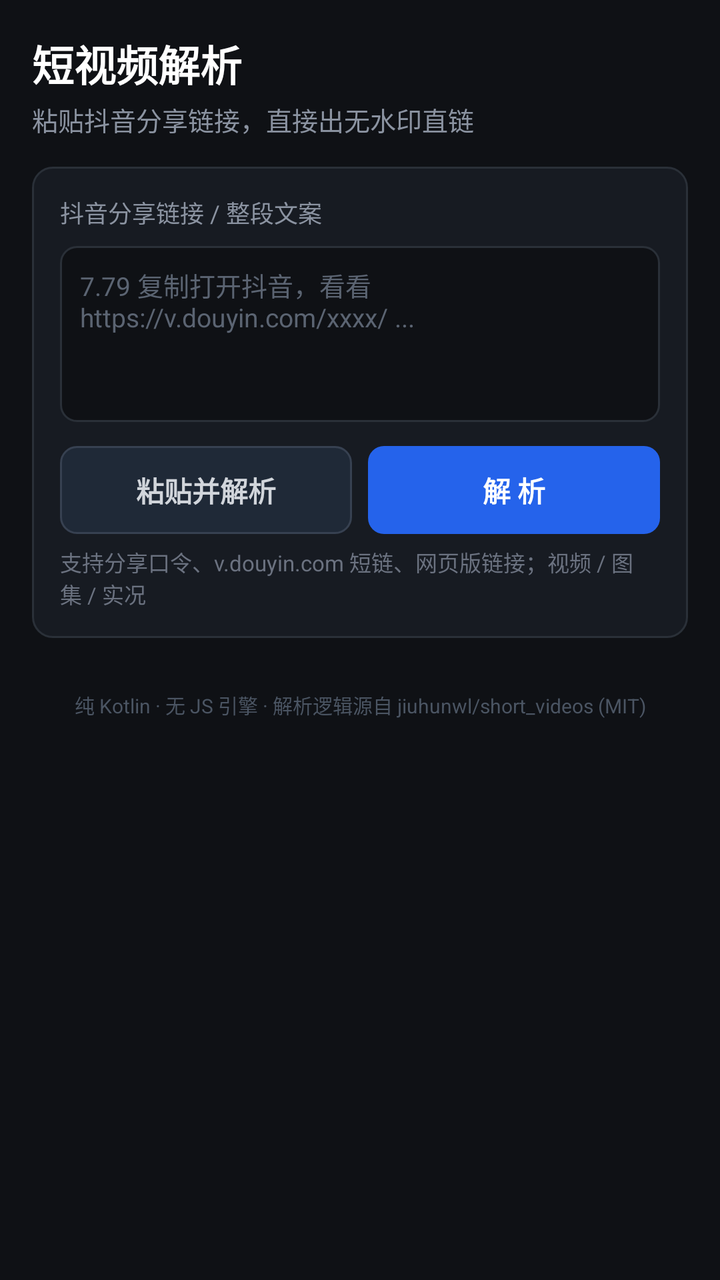
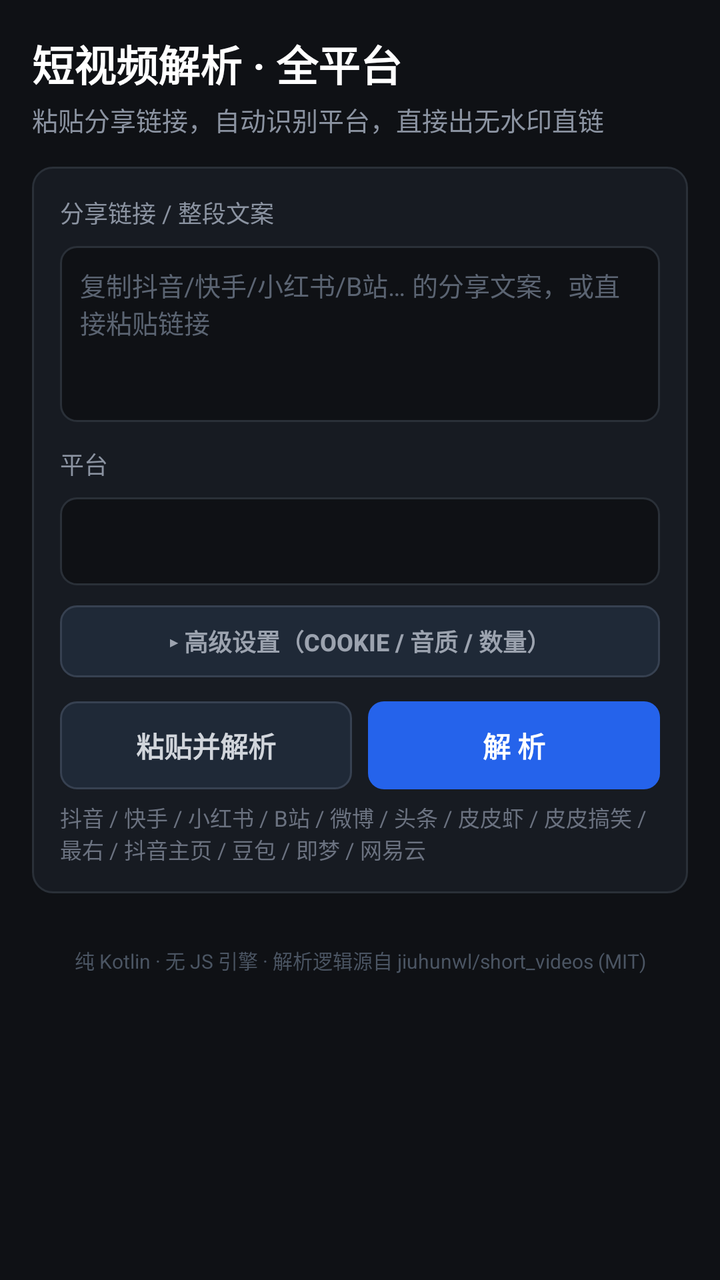

The first picture is an Android layout as it rendered before a commit; the second is the same layout after the commit. The layout source and the unified diff follow.
<!-- AndroidManifest.xml: application theme AppTheme -->
<!-- res/layout/activity_main.xml -->
<?xml version="1.0" encoding="utf-8"?>
<ScrollView xmlns:android="http://schemas.android.com/apk/res/android"
    android:layout_width="match_parent"
    android:layout_height="match_parent"
    android:background="#0f1115"
    android:fillViewport="true">

    <LinearLayout
        android:layout_width="match_parent"
        android:layout_height="wrap_content"
        android:orientation="vertical"
        android:padding="16dp"
        android:paddingBottom="32dp">

        <TextView
            android:layout_width="wrap_content"
            android:layout_height="wrap_content"
            android:text="短视频解析"
            android:textColor="#ffffff"
            android:textSize="21sp"
            android:textStyle="bold" />

        <TextView
            android:layout_width="wrap_content"
            android:layout_height="wrap_content"
            android:layout_marginTop="3dp"
            android:layout_marginBottom="14dp"
            android:text="粘贴抖音分享链接，直接出无水印直链"
            android:textColor="#8b93a1"
            android:textSize="13sp" />

        
        <LinearLayout style="@style/Card">

            <TextView
                style="@style/Label"
                android:text="抖音分享链接 / 整段文案" />

            <EditText
                android:id="@+id/etInput"
                android:layout_width="match_parent"
                android:layout_height="wrap_content"
                android:minHeight="88dp"
                android:background="@drawable/bg_input"
                android:gravity="top|start"
                android:hint="7.79 复制打开抖音，看看 https://v.douyin.com/xxxx/ ..."
                android:inputType="textMultiLine|textNoSuggestions"
                android:padding="10dp"
                android:textColor="#e6e8ec"
                android:textColorHint="#5b6472"
                android:textSize="13sp" />

            <LinearLayout
                android:layout_width="match_parent"
                android:layout_height="wrap_content"
                android:layout_marginTop="12dp"
                android:orientation="horizontal">

                <Button
                    android:id="@+id/btnPaste"
                    style="@style/BtnGhost"
                    android:layout_width="0dp"
                    android:layout_weight="1"
                    android:text="粘贴并解析" />

                <Space
                    android:layout_width="8dp"
                    android:layout_height="1dp" />

                <Button
                    android:id="@+id/btnParse"
                    style="@style/BtnPrimary"
                    android:layout_width="0dp"
                    android:layout_weight="1"
                    android:text="解 析" />
            </LinearLayout>

            <TextView
                style="@style/Tip"
                android:text="支持分享口令、v.douyin.com 短链、网页版链接；视频 / 图集 / 实况" />

            <ProgressBar
                android:id="@+id/progress"
                style="?android:attr/progressBarStyleSmall"
                android:layout_width="wrap_content"
                android:layout_height="wrap_content"
                android:layout_gravity="center_horizontal"
                android:layout_marginTop="8dp"
                android:visibility="gone" />
        </LinearLayout>

        <TextView
            android:id="@+id/tvError"
            android:layout_width="match_parent"
            android:layout_height="wrap_content"
            android:layout_marginBottom="12dp"
            android:background="@drawable/bg_error"
            android:padding="12dp"
            android:textColor="#f87171"
            android:textSize="13sp"
            android:visibility="gone" />

        
        <LinearLayout
            android:id="@+id/resultRoot"
            style="@style/Card"
            android:visibility="gone">

            <LinearLayout
                android:layout_width="match_parent"
                android:layout_height="wrap_content"
                android:layout_marginBottom="8dp"
                android:orientation="horizontal">

                <TextView
                    android:id="@+id/tvType"
                    android:layout_width="wrap_content"
                    android:layout_height="wrap_content"
                    android:background="@drawable/bg_tag"
                    android:paddingLeft="8dp"
                    android:paddingTop="3dp"
                    android:paddingRight="8dp"
                    android:paddingBottom="3dp"
                    android:textColor="#ffffff"
                    android:textSize="11sp" />

                <TextView
                    android:id="@+id/tvMeta"
                    android:layout_width="wrap_content"
                    android:layout_height="wrap_content"
                    android:layout_marginLeft="8dp"
                    android:textColor="#9ca3af"
                    android:textSize="11sp" />
            </LinearLayout>

            <TextView
                android:id="@+id/tvTitle"
                android:layout_width="match_parent"
                android:layout_height="wrap_content"
                android:maxLines="2"
                android:textColor="#e6e8ec"
                android:textSize="15sp"
                android:textStyle="bold" />

            <TextView
                android:id="@+id/tvAuthor"
                android:layout_width="wrap_content"
                android:layout_height="wrap_content"
                android:layout_marginTop="4dp"
                android:textColor="#60a5fa"
                android:textSize="12sp" />

            <TextView
                android:id="@+id/tvPublish"
                android:layout_width="wrap_content"
                android:layout_height="wrap_content"
                android:layout_marginBottom="8dp"
                android:textColor="#9ca3af"
                android:textSize="11sp" />

            <ImageView
                android:id="@+id/ivCover"
                android:layout_width="match_parent"
                android:layout_height="190dp"
                android:background="#000000"
                android:scaleType="centerCrop"
                android:visibility="gone" />

            <TextView
                android:id="@+id/tvUrlLabel"
                style="@style/Label"
                android:layout_marginTop="12dp"
                android:text="无水印直链" />

            <TextView
                android:id="@+id/tvUrl"
                android:layout_width="match_parent"
                android:layout_height="wrap_content"
                android:layout_marginBottom="10dp"
                android:fontFamily="monospace"
                android:maxLines="3"
                android:textColor="#a5b4fc"
                android:textSize="10sp" />

            <LinearLayout
                android:id="@+id/btnPlayRow"
                android:layout_width="match_parent"
                android:layout_height="wrap_content"
                android:orientation="horizontal">

                <Button
                    android:id="@+id/btnPlay"
                    style="@style/BtnPrimary"
                    android:layout_width="0dp"
                    android:layout_weight="1"
                    android:text="播放" />

                <Space
                    android:layout_width="8dp"
                    android:layout_height="1dp" />

                <Button
                    android:id="@+id/btnDownload"
                    style="@style/BtnGhost"
                    android:layout_width="0dp"
                    android:layout_weight="1"
                    android:text="下载" />
            </LinearLayout>

            <Button
                android:id="@+id/btnCopy"
                style="@style/BtnSmall"
                android:layout_width="match_parent"
                android:layout_marginTop="8dp"
                android:text="复制直链" />

            <TextView
                style="@style/Tip"
                android:text="播放若被防盗链拦截，用「下载」（带 Referer 拉取）" />

            <HorizontalScrollView
                android:id="@+id/hsThumbs"
                android:layout_width="match_parent"
                android:layout_height="wrap_content"
                android:layout_marginTop="10dp"
                android:visibility="gone">

                <LinearLayout
                    android:id="@+id/llThumbs"
                    android:layout_width="wrap_content"
                    android:layout_height="wrap_content"
                    android:orientation="horizontal" />
            </HorizontalScrollView>

            <TextView
                android:id="@+id/tvLive"
                style="@style/Tip"
                android:visibility="gone" />

            <TextView
                android:id="@+id/tvBackup"
                style="@style/Label"
                android:layout_marginTop="10dp"
                android:text="备选直链"
                android:visibility="gone" />

            <Button
                android:id="@+id/btnMusic"
                style="@style/BtnSmall"
                android:layout_width="match_parent"
                android:layout_marginTop="10dp"
                android:visibility="gone" />
        </LinearLayout>

        <TextView
            android:layout_width="match_parent"
            android:layout_height="wrap_content"
            android:layout_marginTop="14dp"
            android:gravity="center"
            android:text="纯 Kotlin · 无 JS 引擎 · 解析逻辑源自 jiuhunwl/short_videos (MIT)"
            android:textColor="#4b5563"
            android:textSize="10sp" />
    </LinearLayout>
</ScrollView>
<!-- resources referenced by this layout -->
<resources>
  <!-- drawable bg_error (drawable) -->
  <?xml version="1.0" encoding="utf-8"?>
  <shape xmlns:android="http://schemas.android.com/apk/res/android">
      <solid android:color="#2b1414" />
      <corners android:radius="8dp" />
  </shape>
  <!-- drawable bg_input (drawable) -->
  <?xml version="1.0" encoding="utf-8"?>
  <shape xmlns:android="http://schemas.android.com/apk/res/android">
      <solid android:color="#0f1115" />
      <stroke android:width="1dp" android:color="@color/stroke" />
      <corners android:radius="8dp" />
  </shape>
  <!-- drawable bg_tag (drawable) -->
  <?xml version="1.0" encoding="utf-8"?>
  <shape xmlns:android="http://schemas.android.com/apk/res/android">
      <solid android:color="@color/accent" />
      <corners android:radius="5dp" />
  </shape>
  <style name="BtnGhost" parent="BtnBase">
          <item name="android:background">@drawable/bg_btn_ghost</item>
          <item name="android:textColor">#d1d5db</item>
      </style>
  <style name="BtnPrimary" parent="BtnBase">
          <item name="android:background">@drawable/bg_btn_primary</item>
          <item name="android:textColor">#ffffff</item>
      </style>
  <style name="BtnSmall" parent="BtnBase">
          <item name="android:background">@drawable/bg_btn_ghost</item>
          <item name="android:textColor">#9ca3af</item>
          <item name="android:textSize">12sp</item>
          <item name="android:minHeight">36dp</item>
      </style>
  <style name="Label">
          <item name="android:layout_width">wrap_content</item>
          <item name="android:layout_height">wrap_content</item>
          <item name="android:layout_marginBottom">8dp</item>
          <item name="android:textColor">#8b93a1</item>
          <item name="android:textSize">12sp</item>
      </style>
  <style name="Tip">
          <item name="android:layout_width">wrap_content</item>
          <item name="android:layout_height">wrap_content</item>
          <item name="android:layout_marginTop">6dp</item>
          <item name="android:textColor">#6b7280</item>
          <item name="android:textSize">11sp</item>
      </style>
  <style name="AppTheme" parent="android:Theme.Material.NoActionBar">
          <item name="android:windowBackground">@color/bg</item>
          <item name="android:colorAccent">@color/accent</item>
          <item name="android:textColorPrimary">@color/text</item>
      </style>
  <color name="stroke">#2a3038</color>
  <color name="accent">#2563eb</color>
  <style name="BtnBase">
          <item name="android:layout_height">wrap_content</item>
          <item name="android:minHeight">44dp</item>
          <item name="android:textSize">14sp</item>
          <item name="android:textStyle">bold</item>
          <item name="android:stateListAnimator">@null</item>
      </style>
  <!-- drawable bg_btn_ghost (drawable) -->
  <?xml version="1.0" encoding="utf-8"?>
  <shape xmlns:android="http://schemas.android.com/apk/res/android">
      <solid android:color="#1f2937" />
      <stroke android:width="1dp" android:color="#374151" />
      <corners android:radius="8dp" />
  </shape>
  <!-- drawable bg_btn_primary (drawable) -->
  <?xml version="1.0" encoding="utf-8"?>
  <shape xmlns:android="http://schemas.android.com/apk/res/android">
      <solid android:color="@color/accent" />
      <corners android:radius="8dp" />
  </shape>
  <!-- drawable bg_card (drawable) -->
  <?xml version="1.0" encoding="utf-8"?>
  <shape xmlns:android="http://schemas.android.com/apk/res/android">
      <solid android:color="@color/card" />
      <stroke android:width="1dp" android:color="@color/stroke" />
      <corners android:radius="10dp" />
  </shape>
  <color name="bg">#0f1115</color>
  <color name="text">#e6e8ec</color>
  <color name="card">#171b22</color>
  <!-- unchanged entries left out for length: 1 -->
</resources>

<!-- the commit's change to res/layout/activity_main.xml (unified diff, before → after) -->
@@ -1,264 +1,127 @@
 <?xml version="1.0" encoding="utf-8"?>
 <ScrollView xmlns:android="http://schemas.android.com/apk/res/android"
-    android:layout_width="match_parent"
-    android:layout_height="match_parent"
-    android:background="#0f1115"
-    android:fillViewport="true">
+    android:layout_width="match_parent" android:layout_height="match_parent"
+    android:background="#0f1115" android:fillViewport="true">
+    <LinearLayout android:layout_width="match_parent" android:layout_height="wrap_content"
+        android:orientation="vertical" android:padding="16dp" android:paddingBottom="32dp">
 
-    <LinearLayout
-        android:layout_width="match_parent"
-        android:layout_height="wrap_content"
-        android:orientation="vertical"
-        android:padding="16dp"
-        android:paddingBottom="32dp">
+        <TextView android:layout_width="wrap_content" android:layout_height="wrap_content"
+            android:text="短视频解析 · 全平台" android:textColor="#ffffff" android:textSize="21sp" android:textStyle="bold" />
+        <TextView android:layout_width="wrap_content" android:layout_height="wrap_content"
+            android:layout_marginTop="3dp" android:layout_marginBottom="14dp"
+            android:text="粘贴分享链接，自动识别平台，直接出无水印直链" android:textColor="#8b93a1" android:textSize="13sp" />
 
-        <TextView
-            android:layout_width="wrap_content"
-            android:layout_height="wrap_content"
-            android:text="短视频解析"
-            android:textColor="#ffffff"
-            android:textSize="21sp"
-            android:textStyle="bold" />
-
-        <TextView
-            android:layout_width="wrap_content"
-            android:layout_height="wrap_content"
-            android:layout_marginTop="3dp"
-            android:layout_marginBottom="14dp"
-            android:text="粘贴抖音分享链接，直接出无水印直链"
-            android:textColor="#8b93a1"
-            android:textSize="13sp" />
-
-        
         <LinearLayout style="@style/Card">
-
-            <TextView
-                style="@style/Label"
-                android:text="抖音分享链接 / 整段文案" />
-
-            <EditText
-                android:id="@+id/etInput"
-                android:layout_width="match_parent"
-                android:layout_height="wrap_content"
-                android:minHeight="88dp"
-                android:background="@drawable/bg_input"
-                android:gravity="top|start"
-                android:hint="7.79 复制打开抖音，看看 https://v.douyin.com/xxxx/ ..."
-                android:inputType="textMultiLine|textNoSuggestions"
-                android:padding="10dp"
-                android:textColor="#e6e8ec"
-                android:textColorHint="#5b6472"
-                android:textSize="13sp" />
-
-            <LinearLayout
-                android:layout_width="match_parent"
-                android:layout_height="wrap_content"
-                android:layout_marginTop="12dp"
-                android:orientation="horizontal">
-
-                <Button
-                    android:id="@+id/btnPaste"
-                    style="@style/BtnGhost"
-                    android:layout_width="0dp"
-                    android:layout_weight="1"
-                    android:text="粘贴并解析" />
-
-                <Space
-                    android:layout_width="8dp"
-                    android:layout_height="1dp" />
-
-                <Button
-                    android:id="@+id/btnParse"
-                    style="@style/BtnPrimary"
-                    android:layout_width="0dp"
-                    android:layout_weight="1"
-                    android:text="解 析" />
+            <TextView style="@style/Label" android:text="分享链接 / 整段文案" />
+            <EditText android:id="@+id/etInput" android:layout_width="match_parent" android:layout_height="wrap_content"
+                android:minHeight="88dp" android:background="@drawable/bg_input" android:gravity="top|start"
+                android:hint="复制抖音/快手/小红书/B站… 的分享文案，或直接粘贴链接"
+                android:inputType="textMultiLine|textNoSuggestions" android:padding="10dp"
+                android:textColor="#e6e8ec" android:textColorHint="#5b6472" android:textSize="13sp" />
+            <TextView style="@style/Label" android:layout_marginTop="12dp" android:text="平台" />
+            <Spinner android:id="@+id/spPlatform" android:layout_width="match_parent" android:layout_height="44dp"
+                android:background="@drawable/bg_input" android:popupBackground="#1f2937" />
+            <Button android:id="@+id/btnAdvanced" style="@style/BtnSmall" android:layout_width="match_parent"
+                android:layout_marginTop="10dp" android:text="▸ 高级设置（Cookie / 音质 / 数量）" />
+            <LinearLayout android:id="@+id/llAdvanced" android:layout_width="match_parent" android:layout_height="wrap_content"
+                android:layout_marginTop="8dp" android:orientation="vertical" android:visibility="gone">
+                <TextView style="@style/Label" android:text="Cookie（可选，仅抖音主页 / B站 / 小红书 / 头条 / 网易云等需要）" />
+                <EditText android:id="@+id/etCookie" android:layout_width="match_parent" android:layout_height="wrap_content"
+                    android:background="@drawable/bg_input" android:hint="粘贴网页版登录 Cookie"
+                    android:inputType="text|textNoSuggestions" android:padding="10dp"
+                    android:textColor="#e6e8ec" android:textColorHint="#5b6472" android:textSize="12sp" />
+                <LinearLayout android:layout_width="match_parent" android:layout_height="wrap_content"
+                    android:layout_marginTop="10dp" android:orientation="horizontal">
+                    <TextView android:layout_width="0dp" android:layout_height="wrap_content" android:layout_weight="1"
+                        android:text="网易云音质" android:textColor="#8b93a1" android:textSize="12sp" />
+                    <TextView android:layout_width="0dp" android:layout_height="wrap_content" android:layout_weight="1"
+                        android:text="主页条数" android:textColor="#8b93a1" android:textSize="12sp" />
+                </LinearLayout>
+                <LinearLayout android:layout_width="match_parent" android:layout_height="wrap_content" android:orientation="horizontal">
+                    <Spinner android:id="@+id/spLevel" android:layout_width="0dp" android:layout_height="40dp"
+                        android:layout_weight="1" android:background="@drawable/bg_input" android:popupBackground="#1f2937" />
+                    <EditText android:id="@+id/etCount" android:layout_width="0dp" android:layout_height="40dp"
+                        android:layout_weight="1" android:background="@drawable/bg_input" android:inputType="number"
+                        android:padding="8dp" android:text="18" android:textColor="#e6e8ec" android:textSize="12sp" />
+                </LinearLayout>
             </LinearLayout>
-
-            <TextView
-                style="@style/Tip"
-                android:text="支持分享口令、v.douyin.com 短链、网页版链接；视频 / 图集 / 实况" />
-
-            <ProgressBar
-                android:id="@+id/progress"
-                style="?android:attr/progressBarStyleSmall"
-                android:layout_width="wrap_content"
-                android:layout_height="wrap_content"
-                android:layout_gravity="center_horizontal"
-                android:layout_marginTop="8dp"
-                android:visibility="gone" />
+            <LinearLayout android:layout_width="match_parent" android:layout_height="wrap_content"
+                android:layout_marginTop="12dp" android:orientation="horizontal">
+                <Button android:id="@+id/btnPaste" style="@style/BtnGhost" android:layout_width="0dp"
+                    android:layout_weight="1" android:text="粘贴并解析" />
+                <Space android:layout_width="8dp" android:layout_height="1dp" />
+                <Button android:id="@+id/btnParse" style="@style/BtnPrimary" android:layout_width="0dp"
+                    android:layout_weight="1" android:text="解 析" />
+            </LinearLayout>
+            <TextView style="@style/Tip"
+                android:text="抖音 / 快手 / 小红书 / B站 / 微博 / 头条 / 皮皮虾 / 皮皮搞笑 / 最右 / 抖音主页 / 豆包 / 即梦 / 网易云" />
+            <ProgressBar android:id="@+id/progress" style="?android:attr/progressBarStyleSmall"
+                android:layout_width="wrap_content" android:layout_height="wrap_content"
+                android:layout_gravity="center_horizontal" android:layout_marginTop="8dp" android:visibility="gone" />
         </LinearLayout>
 
-        <TextView
-            android:id="@+id/tvError"
-            android:layout_width="match_parent"
-            android:layout_height="wrap_content"
-            android:layout_marginBottom="12dp"
-            android:background="@drawable/bg_error"
-            android:padding="12dp"
-            android:textColor="#f87171"
-            android:textSize="13sp"
-            android:visibility="gone" />
+        <TextView android:id="@+id/tvError" android:layout_width="match_parent" android:layout_height="wrap_content"
+            android:layout_marginBottom="12dp" android:background="@drawable/bg_error" android:padding="12dp"
+            android:textColor="#f87171" android:textSize="13sp" android:visibility="gone" />
 
-        
-        <LinearLayout
-            android:id="@+id/resultRoot"
-            style="@style/Card"
-            android:visibility="gone">
-
-            <LinearLayout
-                android:layout_width="match_parent"
-                android:layout_height="wrap_content"
-                android:layout_marginBottom="8dp"
-                android:orientation="horizontal">
-
-                <TextView
-                    android:id="@+id/tvType"
-                    android:layout_width="wrap_content"
-                    android:layout_height="wrap_content"
-                    android:background="@drawable/bg_tag"
-                    android:paddingLeft="8dp"
-                    android:paddingTop="3dp"
-                    android:paddingRight="8dp"
-                    android:paddingBottom="3dp"
-                    android:textColor="#ffffff"
-                    android:textSize="11sp" />
-
-                <TextView
-                    android:id="@+id/tvMeta"
-                    android:layout_width="wrap_content"
-                    android:layout_height="wrap_content"
-                    android:layout_marginLeft="8dp"
-                    android:textColor="#9ca3af"
-                    android:textSize="11sp" />
+        <LinearLayout android:id="@+id/resultRoot" style="@style/Card" android:visibility="gone">
+            <LinearLayout android:layout_width="match_parent" android:layout_height="wrap_content"
+                android:layout_marginBottom="8dp" android:orientation="horizontal">
+                <TextView android:id="@+id/tvPlatform" android:layout_width="wrap_content" android:layout_height="wrap_content"
+                    android:background="@drawable/bg_tag" android:paddingLeft="8dp" android:paddingTop="3dp"
+                    android:paddingRight="8dp" android:paddingBottom="3dp" android:textColor="#ffffff" android:textSize="11sp" />
+                <TextView android:id="@+id/tvMeta" android:layout_width="wrap_content" android:layout_height="wrap_content"
+                    android:layout_marginLeft="8dp" android:textColor="#9ca3af" android:textSize="11sp" />
             </LinearLayout>
-
-            <TextView
-                android:id="@+id/tvTitle"
-                android:layout_width="match_parent"
-                android:layout_height="wrap_content"
-                android:maxLines="2"
-                android:textColor="#e6e8ec"
-                android:textSize="15sp"
-                android:textStyle="bold" />
-
-            <TextView
-                android:id="@+id/tvAuthor"
-                android:layout_width="wrap_content"
-                android:layout_height="wrap_content"
-                android:layout_marginTop="4dp"
-                android:textColor="#60a5fa"
-                android:textSize="12sp" />
-
-            <TextView
-                android:id="@+id/tvPublish"
-                android:layout_width="wrap_content"
-                android:layout_height="wrap_content"
-                android:layout_marginBottom="8dp"
-                android:textColor="#9ca3af"
-                android:textSize="11sp" />
-
-            <ImageView
-                android:id="@+id/ivCover"
-                android:layout_width="match_parent"
-                android:layout_height="190dp"
-                android:background="#000000"
-                android:scaleType="centerCrop"
-                android:visibility="gone" />
-
-            <TextView
-                android:id="@+id/tvUrlLabel"
-                style="@style/Label"
-                android:layout_marginTop="12dp"
-                android:text="无水印直链" />
-
-            <TextView
-                android:id="@+id/tvUrl"
-                android:layout_width="match_parent"
-                android:layout_height="wrap_content"
-                android:layout_marginBottom="10dp"
-                android:fontFamily="monospace"
-                android:maxLines="3"
-                android:textColor="#a5b4fc"
-                android:textSize="10sp" />
-
-            <LinearLayout
-                android:id="@+id/btnPlayRow"
-                android:layout_width="match_parent"
-                android:layout_height="wrap_content"
-                android:orientation="horizontal">
-
-                <Button
-                    android:id="@+id/btnPlay"
-                    style="@style/BtnPrimary"
-                    android:layout_width="0dp"
-                    android:layout_weight="1"
-                    android:text="播放" />
-
-                <Space
-                    android:layout_width="8dp"
-                    android:layout_height="1dp" />
-
-                <Button
-                    android:id="@+id/btnDownload"
-                    style="@style/BtnGhost"
-                    android:layout_width="0dp"
-                    android:layout_weight="1"
-                    android:text="下载" />
-            </LinearLayout>
-
-            <Button
-                android:id="@+id/btnCopy"
-                style="@style/BtnSmall"
-                android:layout_width="match_parent"
-                android:layout_marginTop="8dp"
-                android:text="复制直链" />
-
-            <TextView
-                style="@style/Tip"
-                android:text="播放若被防盗链拦截，用「下载」（带 Referer 拉取）" />
-
-            <HorizontalScrollView
-                android:id="@+id/hsThumbs"
-                android:layout_width="match_parent"
-                android:layout_height="wrap_content"
-                android:layout_marginTop="10dp"
-                android:visibility="gone">
-
-                <LinearLayout
-                    android:id="@+id/llThumbs"
-                    android:layout_width="wrap_content"
-                    android:layout_height="wrap_content"
+            <TextView android:id="@+id/tvNote" android:layout_width="match_parent" android:layout_height="wrap_content"
+                android:layout_marginBottom="6dp" android:textColor="#fbbf24" android:textSize="11sp" android:visibility="gone" />
+            <TextView android:id="@+id/tvCount" android:layout_width="wrap_content" android:layout_height="wrap_content"
+                android:layout_marginBottom="6dp" android:textColor="#9ca3af" android:textSize="11sp" android:visibility="gone" />
+            <HorizontalScrollView android:id="@+id/hsItems" android:layout_width="match_parent" android:layout_height="wrap_content"
+                android:layout_marginBottom="10dp" android:visibility="gone">
+                <LinearLayout android:id="@+id/llItems" android:layout_width="wrap_content" android:layout_height="wrap_content"
                     android:orientation="horizontal" />
             </HorizontalScrollView>
-
-            <TextView
-                android:id="@+id/tvLive"
-                style="@style/Tip"
-                android:visibility="gone" />
-
-            <TextView
-                android:id="@+id/tvBackup"
-                style="@style/Label"
-                android:layout_marginTop="10dp"
-                android:text="备选直链"
-                android:visibility="gone" />
-
-            <Button
-                android:id="@+id/btnMusic"
-                style="@style/BtnSmall"
-                android:layout_width="match_parent"
-                android:layout_marginTop="10dp"
-                android:visibility="gone" />
+            <TextView android:id="@+id/tvTitle" android:layout_width="match_parent" android:layout_height="wrap_content"
+                android:maxLines="2" android:textColor="#e6e8ec" android:textSize="15sp" android:textStyle="bold" />
+            <TextView android:id="@+id/tvAuthor" android:layout_width="wrap_content" android:layout_height="wrap_content"
+                android:layout_marginTop="4dp" android:textColor="#60a5fa" android:textSize="12sp" />
+            <TextView android:id="@+id/tvPublish" android:layout_width="wrap_content" android:layout_height="wrap_content"
+                android:layout_marginBottom="8dp" android:textColor="#9ca3af" android:textSize="11sp" />
+            <ImageView android:id="@+id/ivCover" android:layout_width="match_parent" android:layout_height="190dp"
+                android:background="#000000" android:scaleType="centerCrop" android:visibility="gone" />
+            <TextView android:id="@+id/tvUrlLabel" style="@style/Label" android:layout_marginTop="12dp" android:text="无水印直链" />
+            <TextView android:id="@+id/tvUrl" android:layout_width="match_parent" android:layout_height="wrap_content"
+                android:layout_marginBottom="10dp" android:fontFamily="monospace" android:maxLines="3"
+                android:textColor="#a5b4fc" android:textSize="10sp" />
+            <LinearLayout android:id="@+id/btnPlayRow" android:layout_width="match_parent" android:layout_height="wrap_content"
+                android:orientation="horizontal">
+                <Button android:id="@+id/btnPlay" style="@style/BtnPrimary" android:layout_width="0dp"
+                    android:layout_weight="1" android:text="播放" />
+                <Space android:layout_width="8dp" android:layout_height="1dp" />
+                <Button android:id="@+id/btnDownload" style="@style/BtnGhost" android:layout_width="0dp"
+                    android:layout_weight="1" android:text="下载" />
+            </LinearLayout>
+            <Button android:id="@+id/btnCopy" style="@style/BtnSmall" android:layout_width="match_parent"
+                android:layout_marginTop="8dp" android:text="复制直链" />
+            <TextView android:id="@+id/tvExtra" android:layout_width="match_parent" android:layout_height="wrap_content"
+                android:layout_marginTop="10dp" android:fontFamily="monospace" android:textColor="#8b93a1"
+                android:textSize="11sp" android:visibility="gone" />
+            <HorizontalScrollView android:id="@+id/hsThumbs" android:layout_width="match_parent" android:layout_height="wrap_content"
+                android:layout_marginTop="10dp" android:visibility="gone">
+                <LinearLayout android:id="@+id/llThumbs" android:layout_width="wrap_content" android:layout_height="wrap_content"
+                    android:orientation="horizontal" />
+            </HorizontalScrollView>
+            <TextView android:id="@+id/tvLive" style="@style/Tip" android:visibility="gone" />
+            <TextView android:id="@+id/tvBackup" style="@style/Label" android:layout_marginTop="10dp"
+                android:text="备选直链" android:visibility="gone" />
+            <Button android:id="@+id/btnMusic" style="@style/BtnSmall" android:layout_width="match_parent"
+                android:layout_marginTop="10dp" android:visibility="gone" />
+            <TextView style="@style/Tip" android:text="播放若被防盗链拦截，用「下载」（原生 OkHttp 带对应平台 Referer 拉取）" />
         </LinearLayout>
 
-        <TextView
-            android:layout_width="match_parent"
-            android:layout_height="wrap_content"
-            android:layout_marginTop="14dp"
-            android:gravity="center"
-            android:text="纯 Kotlin · 无 JS 引擎 · 解析逻辑源自 jiuhunwl/short_videos (MIT)"
-            android:textColor="#4b5563"
-            android:textSize="10sp" />
+        <TextView android:layout_width="match_parent" android:layout_height="wrap_content" android:layout_marginTop="14dp"
+            android:gravity="center" android:text="纯 Kotlin · 无 JS 引擎 · 解析逻辑源自 jiuhunwl/short_videos (MIT)"
+            android:textColor="#4b5563" android:textSize="10sp" />
     </LinearLayout>
 </ScrollView>
